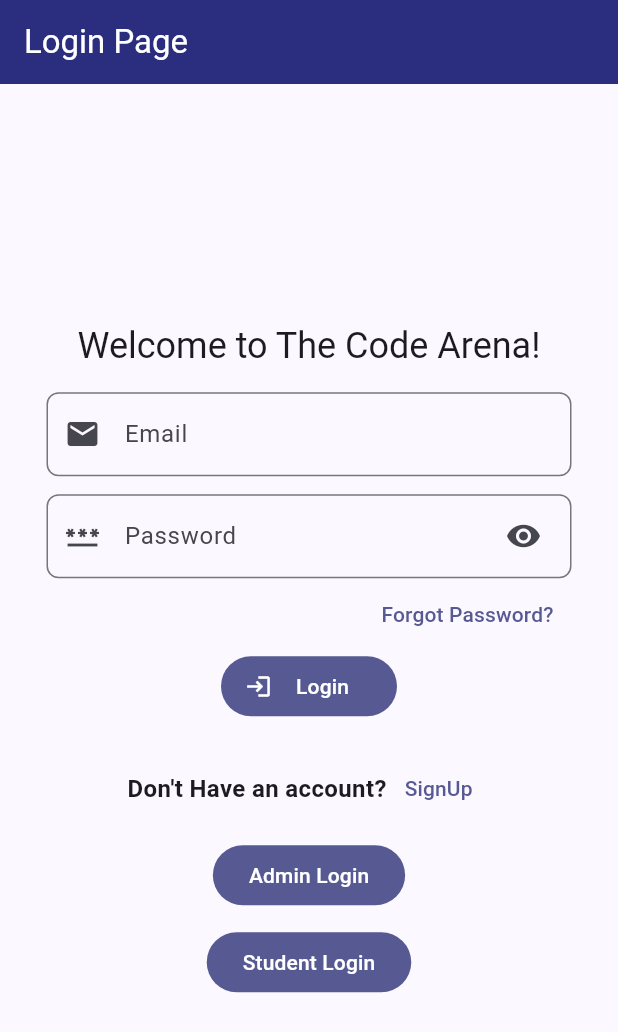
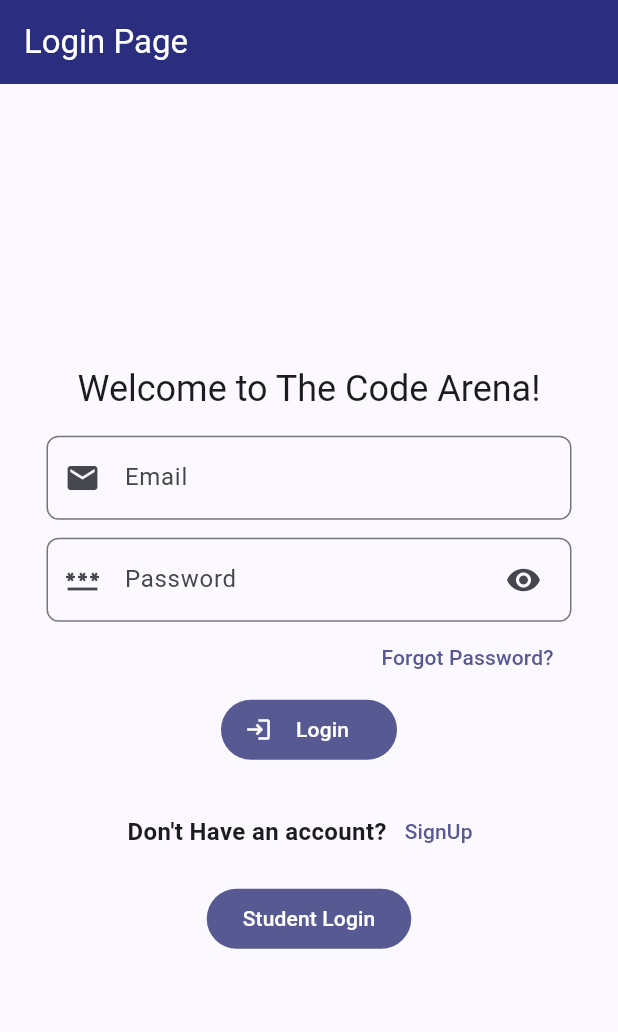
Before and after one commit to NirdeshGothania/mingo, a Flutter app: the screen it shows after launch, on a phone screen of 412 x 824 dp. Shown: the top 1032 px of the screen. Run offline on Flutter 3.47's test engine with Material 3 defaults, Android fonts, the phone set to English and light mode, and no system bars; our stand-ins replace cloud_firestore, file_picker, firebase_auth, firebase_core, firebase_storage, flutter_highlight and 1 more; missing offline and left inert: code_text_field, dart:html, flutter_quill, flutter_timer_countdown, fullscreen_window, highlight and 1 more; accounts and stored records are empty.

Commit message:
remove admin login

```diff
--- a/lib/loginPage.dart
+++ b/lib/loginPage.dart
@@ -220,36 +220,36 @@ class loginPage extends State<loginPage1> {
               const SizedBox(
                 height: 10,
               ),
-              FilledButton(
-                onPressed: isLoading
-                    ? null
-                    : () {
-                        String emailF = "cs21b1067@iiitr.ac.in";
-                        String passwordF = '123456789';
+              // FilledButton(
+              //   onPressed: isLoading
+              //       ? null
+              //       : () {
+              //           String emailF = "cs21b1067@iiitr.ac.in";
+              //           String passwordF = '123456789';
 
-                        login(emailF, passwordF);
-                      },
-                child: Stack(
-                  alignment: Alignment.center,
-                  children: [
-                    if (!isLoading)
-                      const Text(
-                        'Admin Login',
-                      ),
-                    if (isLoading)
-                      const SizedBox(
-                        width: 20,
-                        height: 20,
-                        child: CircularProgressIndicator(
-                          color: Colors.white,
-                        ),
-                      ),
-                  ],
-                ),
-              ),
-              const SizedBox(
-                height: 10,
-              ),
+              //           login(emailF, passwordF);
+              //         },
+              //   child: Stack(
+              //     alignment: Alignment.center,
+              //     children: [
+              //       if (!isLoading)
+              //         const Text(
+              //           'Admin Login',
+              //         ),
+              //       if (isLoading)
+              //         const SizedBox(
+              //           width: 20,
+              //           height: 20,
+              //           child: CircularProgressIndicator(
+              //             color: Colors.white,
+              //           ),
+              //         ),
+              //     ],
+              //   ),
+              // ),
+              // const SizedBox(
+              //   height: 10,
+              // ),
               FilledButton(
                 onPressed: isLoading
                     ? null
```
